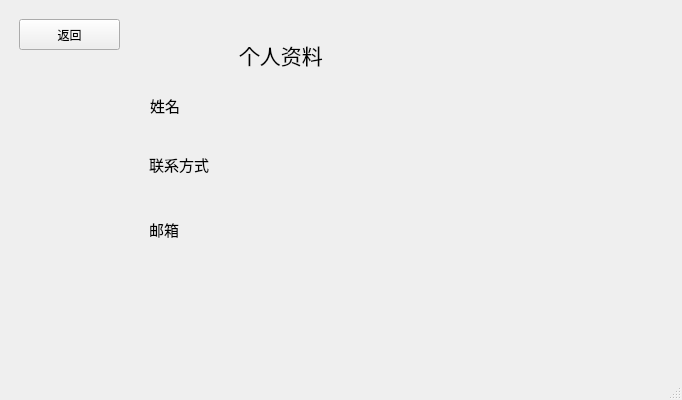
First picture: the form in login.ui, repository Airofact/QtSupermarketManagement, before the edit.
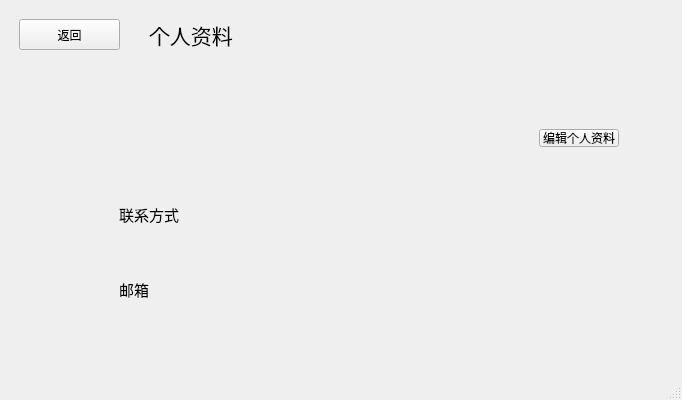
Second picture: the form after the edit. The open tabs and pages were chosen to show the change. Icons and pictures are not drawn.

Commit message: update login module

The edit to the form file:
```diff
--- a/login.ui
+++ b/login.ui
@@ -371,8 +371,8 @@
        <widget class="QLabel" name="messagelabel">
         <property name="geometry">
          <rect>
-          <x>230</x>
-          <y>20</y>
+          <x>140</x>
+          <y>0</y>
           <width>121</width>
           <height>51</height>
          </rect>
@@ -389,10 +389,10 @@
        <widget class="QLabel" name="touxiang">
         <property name="geometry">
          <rect>
-          <x>380</x>
-          <y>10</y>
-          <width>71</width>
-          <height>71</height>
+          <x>270</x>
+          <y>20</y>
+          <width>111</width>
+          <height>81</height>
          </rect>
         </property>
         <property name="text">
@@ -405,8 +405,8 @@
        <widget class="QLabel" name="name">
         <property name="geometry">
          <rect>
-          <x>190</x>
-          <y>80</y>
+          <x>220</x>
+          <y>120</y>
           <width>231</width>
           <height>31</height>
          </rect>
@@ -418,8 +418,8 @@
        <widget class="QLabel" name="phone">
         <property name="geometry">
          <rect>
-          <x>230</x>
-          <y>130</y>
+          <x>190</x>
+          <y>180</y>
           <width>251</width>
           <height>51</height>
          </rect>
@@ -431,8 +431,8 @@
        <widget class="QLabel" name="email">
         <property name="geometry">
          <rect>
-          <x>220</x>
-          <y>200</y>
+          <x>200</x>
+          <y>250</y>
           <width>261</width>
           <height>51</height>
          </rect>
@@ -441,29 +441,11 @@
          <string/>
         </property>
        </widget>
-       <widget class="QLabel" name="label">
-        <property name="geometry">
-         <rect>
-          <x>141</x>
-          <y>81</y>
-          <width>51</width>
-          <height>31</height>
-         </rect>
-        </property>
-        <property name="font">
-         <font>
-          <pointsize>11</pointsize>
-         </font>
-        </property>
-        <property name="text">
-         <string>姓名</string>
-        </property>
-       </widget>
        <widget class="QLabel" name="label_2">
         <property name="geometry">
          <rect>
-          <x>140</x>
-          <y>140</y>
+          <x>110</x>
+          <y>190</y>
           <width>81</width>
           <height>31</height>
          </rect>
@@ -480,8 +462,8 @@
        <widget class="QLabel" name="label_5">
         <property name="geometry">
          <rect>
-          <x>140</x>
-          <y>200</y>
+          <x>110</x>
+          <y>260</y>
           <width>51</width>
           <height>41</height>
          </rect>
@@ -495,6 +477,19 @@
          <string>邮箱</string>
         </property>
        </widget>
+       <widget class="QPushButton" name="editmessage">
+        <property name="geometry">
+         <rect>
+          <x>530</x>
+          <y>120</y>
+          <width>80</width>
+          <height>18</height>
+         </rect>
+        </property>
+        <property name="text">
+         <string>编辑个人资料</string>
+        </property>
+       </widget>
       </widget>
       <widget class="QWidget" name="menupage">
        <widget class="QPushButton" name="messagepushButton">
```
Left out of the diff: 10 changed lines with no effect on the pictures. The commit also changes 16 other files.
